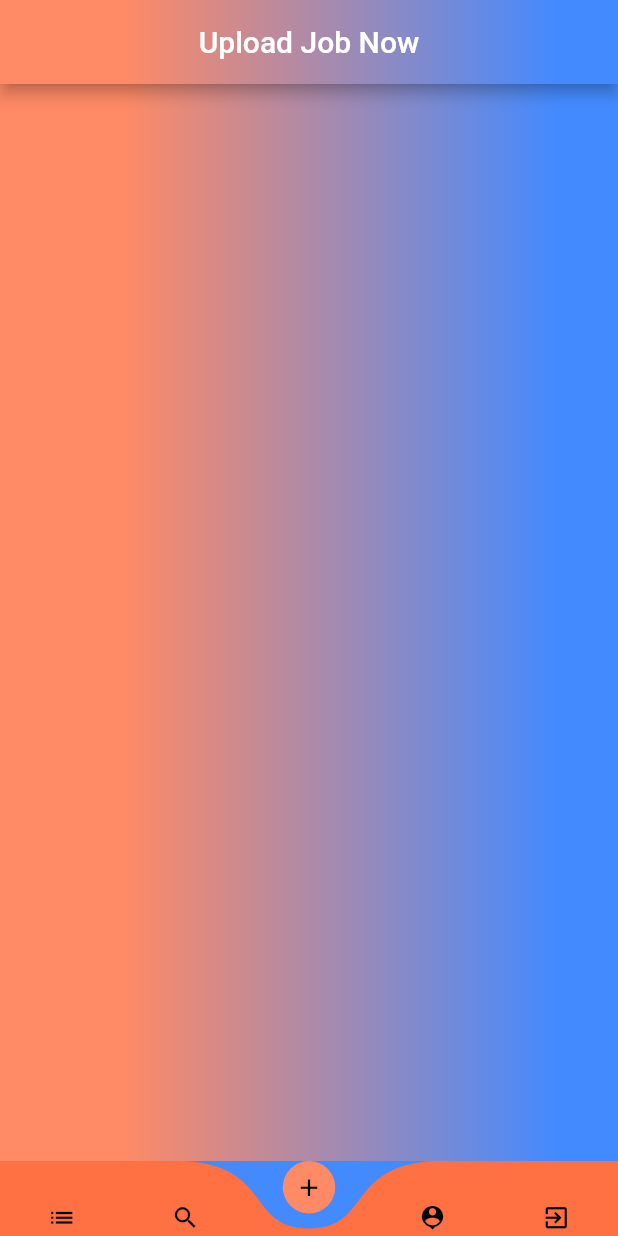
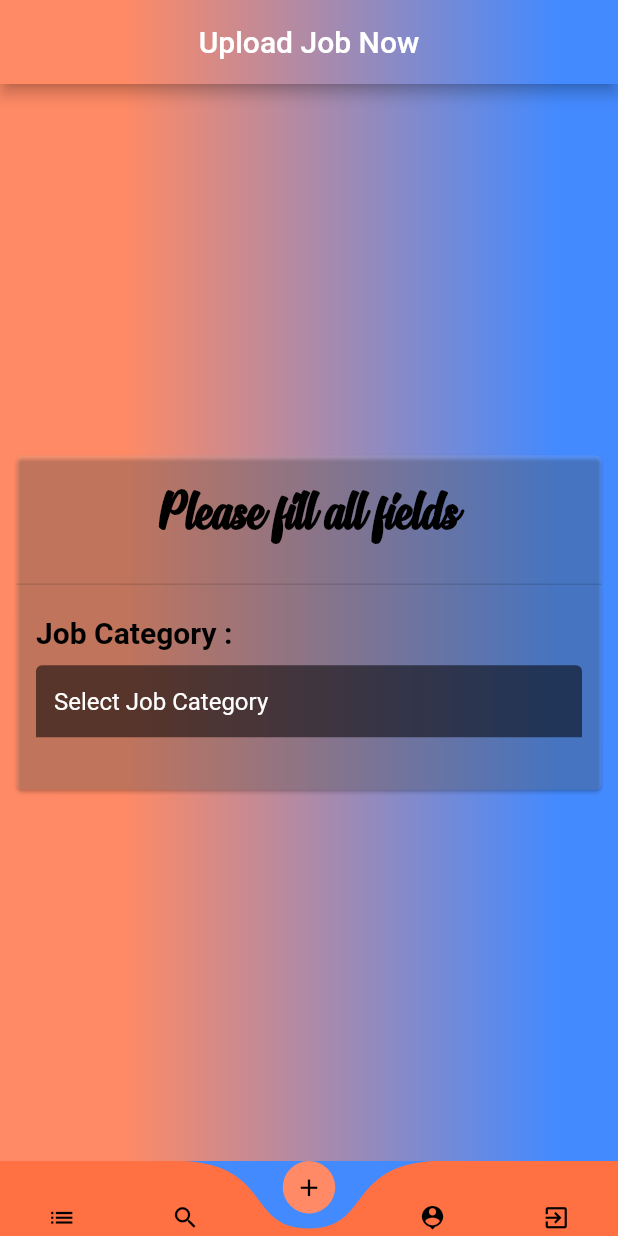
Before and after one commit to manntala/ijob, a Flutter app: the screen it shows once a user with an empty profile is signed in, item 3 of the bottom bar chosen, on a phone screen of 412 x 824 dp. Run offline on Flutter 3.47's test engine with Material 2 defaults, Android fonts, the light colour scheme and no system bars; drawn by our look-alikes of curved_navigation_bar; our stand-ins replace cached_network_image, cloud_firestore, firebase_auth, firebase_core, firebase_storage, fluttertoast and 2 more; accounts and stored records are empty; network calls fail.

Commit message:
job category ui

```diff
--- a/lib/Jobs/upload_job.dart
+++ b/lib/Jobs/upload_job.dart
@@ -9,6 +9,76 @@ class UploadJobNow extends StatefulWidget {
 }
 
 class _UploadJobNowState extends State<UploadJobNow> {
+
+  final TextEditingController _jobCategoryController = TextEditingController(text: 'Select Job Category');
+
+  final _formKey = GlobalKey<FormState>();
+
+  Widget _textTitles({required String label})
+  {
+    return Padding(
+      padding: const EdgeInsets.all(5.0),
+      child: Text(
+        label,
+        style: const TextStyle(
+          color: Colors.black,
+          fontSize: 20.0,
+          fontWeight: FontWeight.bold,
+        ),
+      ),
+    );
+  }
+
+  Widget _textFormField({
+    required String valueKey,
+    required TextEditingController controller,
+    required bool enabled,
+    required Function fct,
+    required int maxLength,
+  })
+  {
+    return Padding(
+      padding: const EdgeInsets.all(5.0),
+      child: InkWell(
+        onTap: () {
+          fct();
+        },
+        child: TextFormField(
+          validator: (value)
+          {
+            if(value!.isEmpty)
+              {
+                return 'Value is missing';
+              }
+            return null;
+          },
+          controller: controller,
+          enabled: enabled,
+          key: ValueKey(valueKey),
+          style: const TextStyle(
+            color: Colors.white,
+          ),
+          maxLines: valueKey == 'Job Description' ? 3 : 1,
+          maxLength: maxLength,
+          keyboardType: TextInputType.text,
+          decoration: const InputDecoration(
+            filled: true,
+            fillColor: Colors.black54,
+            enabledBorder: UnderlineInputBorder(
+              borderSide: BorderSide(color: Colors.black),
+            ),
+            focusedBorder: UnderlineInputBorder(
+              borderSide: BorderSide(color: Colors.black),
+            ),
+            errorBorder: UnderlineInputBorder(
+              borderSide: BorderSide(color: Colors.red),
+            ),
+          ),
+        ),
+      ),
+    );
+  }
+
   @override
   Widget build(BuildContext context) {
     return Container(
@@ -37,6 +107,60 @@ class _UploadJobNowState extends State<UploadJobNow> {
             ),
           ),
         ),
+        body: Center(
+          child: Padding(
+            padding: const EdgeInsets.all(7.0),
+            child: Card(
+              color: Colors.white10,
+              child: SingleChildScrollView(
+                child: Column(
+                  crossAxisAlignment: CrossAxisAlignment.start,
+                  children: [
+                    const SizedBox(height: 10,),
+                    const Align(
+                      alignment: Alignment.center,
+                      child: Padding(
+                        padding: EdgeInsets.all(8.0),
+                        child: Text(
+                          'Please fill all fields',
+                          style: TextStyle(
+                            color: Colors.black,
+                            fontSize: 40.0,
+                            fontWeight: FontWeight.bold,
+                            fontFamily: 'Signatra',
+                          ),
+                        ),
+                      ),
+                    ),
+                    const SizedBox(height: 10,),
+                    const Divider(
+                      thickness: 1,
+                    ),
+                    Padding(
+                      padding: const EdgeInsets.all(8.0),
+                      child: Form(
+                        key: _formKey,
+                        child: Column(
+                          crossAxisAlignment: CrossAxisAlignment.start,
+                          children: [
+                            _textTitles(label: 'Job Category :'),
+                            _textFormField(
+                              valueKey: 'JobCategory',
+                              controller: _jobCategoryController,
+                              enabled: false,
+                              fct: (){},
+                              maxLength: 100,
+                            ),
+                          ],
+                        ),
+                      ),
+                    ),
+                  ],
+                ),
+              ),
+            ),
+          ),
+        ),
       ),
     );
   }
```
